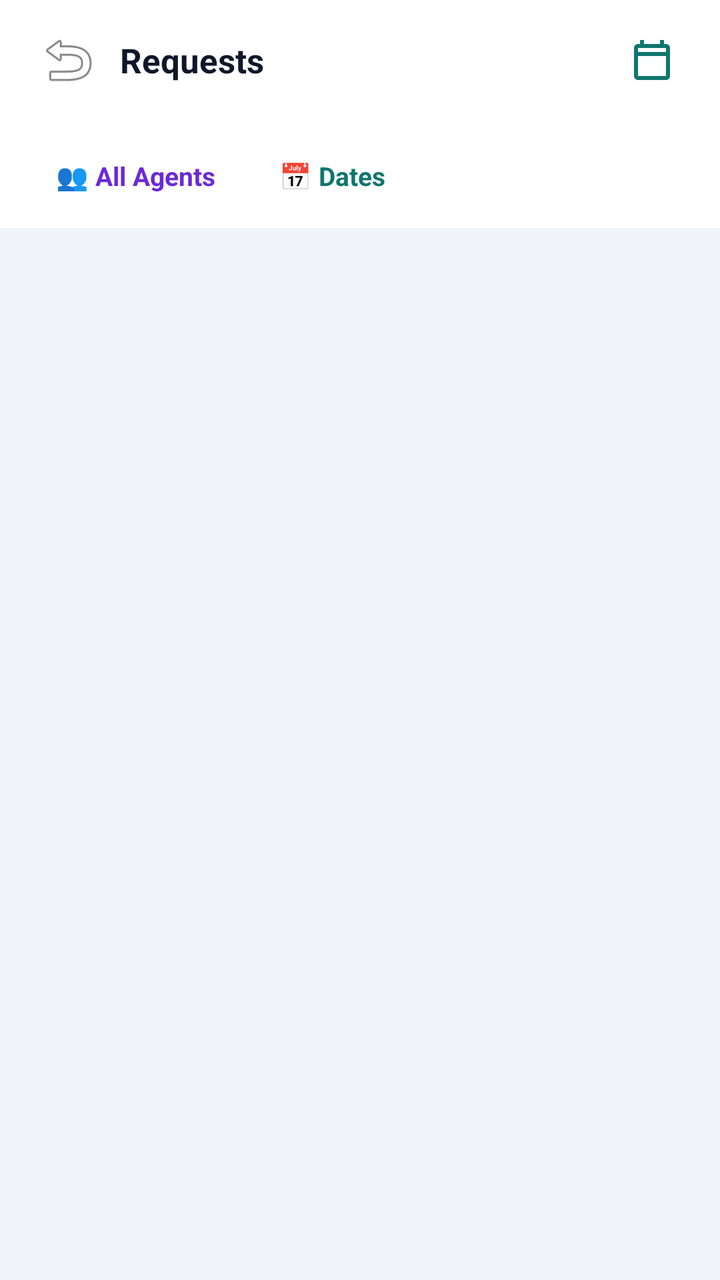
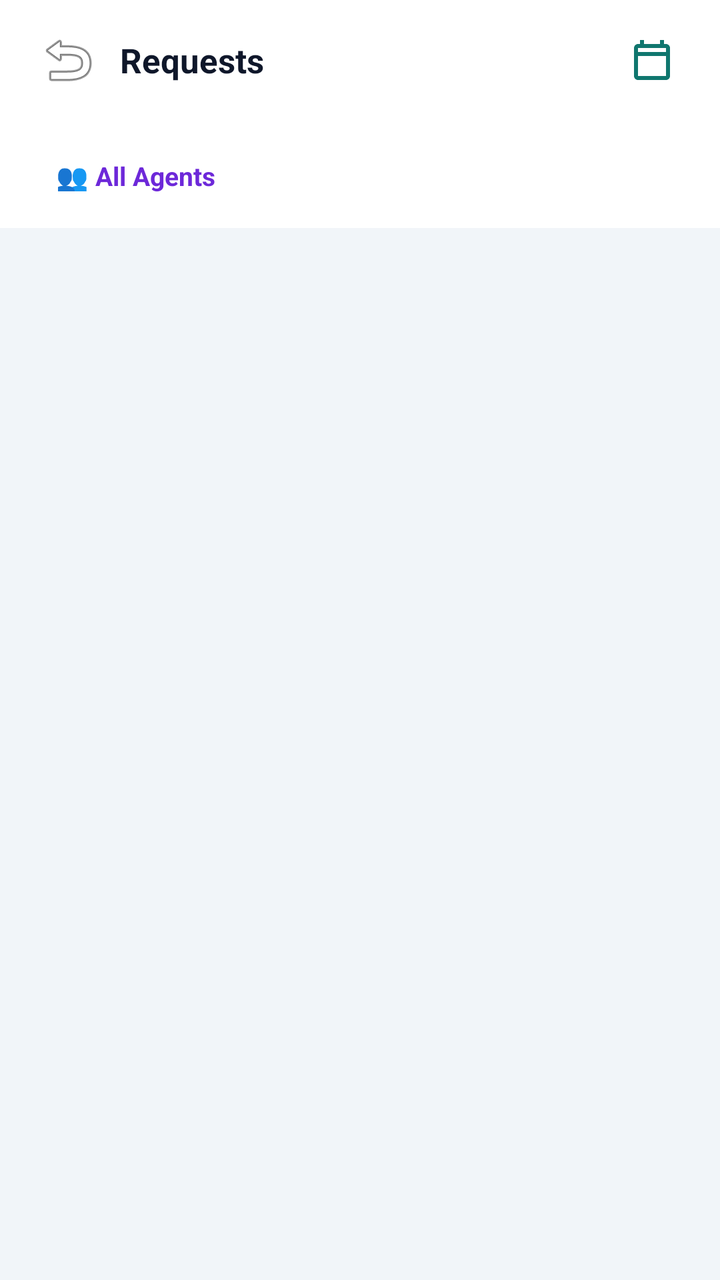

An Android layout rendered at two revisions. The XML below is the earlier revision; the diff shows what the commit changed to produce the second picture.
<!-- AndroidManifest.xml: application theme Theme.DataBridge -->
<!-- res/layout/fragment_petty_cash_pending_settlement.xml -->
<?xml version="1.0" encoding="utf-8"?>
<FrameLayout
    xmlns:android="http://schemas.android.com/apk/res/android"
    xmlns:app="http://schemas.android.com/apk/res-auto"
    android:layout_width="match_parent"
    android:layout_height="match_parent">

    <FrameLayout
        android:layout_width="match_parent"
        android:layout_height="match_parent"
        android:background="#F1F5F9">

        <LinearLayout
            android:layout_width="match_parent"
            android:layout_height="match_parent"
            android:orientation="vertical">

            
            <LinearLayout
                android:layout_width="match_parent"
                android:layout_height="wrap_content"
                android:orientation="horizontal"
                android:gravity="center_vertical"
                android:paddingHorizontal="16dp"
                android:paddingVertical="12dp"
                android:background="#FFFFFF">

                <ImageButton
                    android:id="@+id/btnPcPendingBack"
                    android:layout_width="36dp"
                    android:layout_height="36dp"
                    android:src="@android:drawable/ic_menu_revert"
                    android:background="?attr/selectableItemBackgroundBorderless"
                    android:contentDescription="Back" />

                <TextView
                    android:id="@+id/tvPcPendingTitle"
                    android:layout_width="0dp"
                    android:layout_weight="1"
                    android:layout_height="wrap_content"
                    android:text="Requests"
                    android:textSize="17sp"
                    android:textStyle="bold"
                    android:textColor="#0F172A"
                    android:layout_marginStart="8dp" />

                <ImageButton
                    android:id="@+id/btnPcPendingCalendar"
                    android:layout_width="36dp"
                    android:layout_height="36dp"
                    android:src="@drawable/ic_calendar"
                    android:background="?attr/selectableItemBackgroundBorderless"
                    android:contentDescription="Filter by date" />
            </LinearLayout>

            
            <HorizontalScrollView
                android:layout_width="match_parent"
                android:layout_height="wrap_content"
                android:background="#FFFFFF"
                android:scrollbars="none"
                android:overScrollMode="ifContentScrolls">

                <LinearLayout
                    android:id="@+id/layoutPcPendingTabs"
                    android:layout_width="wrap_content"
                    android:layout_height="wrap_content"
                    android:orientation="horizontal"
                    android:paddingHorizontal="12dp"
                    android:paddingBottom="10dp" />
            </HorizontalScrollView>

            
            <LinearLayout
                android:layout_width="match_parent"
                android:layout_height="wrap_content"
                android:orientation="horizontal"
                android:gravity="center_vertical"
                android:background="#FFFFFF"
                android:paddingHorizontal="16dp"
                android:paddingBottom="8dp">

                <TextView
                    android:id="@+id/tvPcPendingAgent"
                    android:layout_width="wrap_content"
                    android:layout_height="36dp"
                    android:gravity="center_vertical"
                    android:text="👥 All Agents"
                    android:textSize="13sp"
                    android:textStyle="bold"
                    android:textColor="#6D28D9"
                    android:background="@drawable/bg_pc_tab_inactive"
                    android:paddingHorizontal="12dp" />

                <TextView
                    android:id="@+id/tvPcPendingDate"
                    android:layout_width="wrap_content"
                    android:layout_height="36dp"
                    android:gravity="center_vertical"
                    android:text="📅 Dates"
                    android:textSize="13sp"
                    android:textStyle="bold"
                    android:textColor="#0F766E"
                    android:background="@drawable/bg_pc_tab_inactive"
                    android:paddingHorizontal="12dp"
                    android:layout_marginStart="8dp" />

                <TextView
                    android:id="@+id/tvPcPendingSelectMode"
                    android:layout_width="wrap_content"
                    android:layout_height="36dp"
                    android:gravity="center_vertical"
                    android:text="☑ Select"
                    android:textSize="13sp"
                    android:textStyle="bold"
                    android:textColor="#059669"
                    android:paddingHorizontal="10dp"
                    android:visibility="gone" />

                <TextView
                    android:id="@+id/tvPcPendingSelectAll"
                    android:layout_width="wrap_content"
                    android:layout_height="36dp"
                    android:gravity="center_vertical"
                    android:text="Select all"
                    android:textSize="13sp"
                    android:textStyle="bold"
                    android:textColor="#059669"
                    android:paddingHorizontal="10dp"
                    android:visibility="gone" />

                <TextView
                    android:id="@+id/tvPcPendingSummary"
                    android:layout_width="0dp"
                    android:layout_weight="1"
                    android:layout_height="wrap_content"
                    android:gravity="end"
                    android:textSize="12sp"
                    android:textColor="#64748B" />
            </LinearLayout>

            <ProgressBar
                android:id="@+id/pbPcPendingLoading"
                android:layout_width="wrap_content"
                android:layout_height="wrap_content"
                android:layout_gravity="center"
                android:layout_marginTop="60dp"
                android:visibility="gone" />

            <LinearLayout
                android:id="@+id/layoutPcPendingError"
                android:layout_width="match_parent"
                android:layout_height="wrap_content"
                android:orientation="vertical"
                android:gravity="center"
                android:padding="24dp"
                android:visibility="gone">

                <TextView
                    android:id="@+id/tvPcPendingError"
                    android:layout_width="wrap_content"
                    android:layout_height="wrap_content"
                    android:textColor="#B91C1C"
                    android:gravity="center" />

                <Button
                    android:id="@+id/btnPcPendingRetry"
                    android:layout_width="wrap_content"
                    android:layout_height="wrap_content"
                    android:layout_marginTop="12dp"
                    android:text="Retry"
                    android:textAllCaps="false" />
            </LinearLayout>

            <ScrollView
                android:id="@+id/scrollPcPendingList"
                android:layout_width="match_parent"
                android:layout_height="0dp"
                android:layout_weight="1"
                android:fillViewport="true"
                android:clipToPadding="false"
                android:paddingBottom="16dp">

                <LinearLayout
                    android:id="@+id/layoutPcPendingList"
                    android:layout_width="match_parent"
                    android:layout_height="wrap_content"
                    android:orientation="vertical"
                    android:paddingHorizontal="16dp"
                    android:paddingTop="12dp" />
            </ScrollView>

            
            <LinearLayout
                android:id="@+id/layoutPcBulkBar"
                android:layout_width="match_parent"
                android:layout_height="wrap_content"
                android:orientation="horizontal"
                android:gravity="center_vertical"
                android:background="#FFFFFF"
                android:elevation="8dp"
                android:paddingHorizontal="16dp"
                android:paddingVertical="10dp"
                android:visibility="gone">

                <TextView
                    android:id="@+id/tvPcBulkSummary"
                    android:layout_width="0dp"
                    android:layout_weight="1"
                    android:layout_height="wrap_content"
                    android:textSize="13sp"
                    android:textStyle="bold"
                    android:textColor="#0F172A" />

                <TextView
                    android:id="@+id/btnPcBulkCancel"
                    android:layout_width="wrap_content"
                    android:layout_height="40dp"
                    android:gravity="center"
                    android:text="Cancel"
                    android:textSize="13sp"
                    android:textStyle="bold"
                    android:textColor="#374151"
                    android:backgroundTint="#F3F4F6"
                    android:paddingHorizontal="14dp"
                    android:layout_marginEnd="8dp" />

                <TextView
                    android:id="@+id/btnPcBulkUpdate"
                    android:layout_width="wrap_content"
                    android:layout_height="40dp"
                    android:gravity="center"
                    android:text="Update"
                    android:textSize="13sp"
                    android:textStyle="bold"
                    android:textColor="#FFFFFF"
                    android:background="@drawable/bg_action_button_green"
                    android:paddingHorizontal="18dp" />
            </LinearLayout>

        </LinearLayout>
    </FrameLayout>
</FrameLayout>
<!-- resources referenced by this layout -->
<resources>
  <!-- drawable bg_action_button_green (drawable) -->
  <?xml version="1.0" encoding="utf-8"?>
  <shape xmlns:android="http://schemas.android.com/apk/res/android" android:shape="rectangle">
      <corners android:radius="8dp" />
      <gradient
          android:startColor="#10b981"
          android:endColor="#059669"
          android:angle="135" />
  </shape>
  <!-- drawable bg_pc_tab_inactive (drawable) -->
  <?xml version="1.0" encoding="utf-8"?>
  <shape xmlns:android="http://schemas.android.com/apk/res/android"
      android:shape="rectangle">
      <solid android:color="#00000000" />
      <corners android:radius="10dp" />
  </shape>
  <!-- drawable ic_calendar (drawable) -->
  <vector xmlns:android="http://schemas.android.com/apk/res/android"
      android:width="24dp"
      android:height="24dp"
      android:viewportWidth="24"
      android:viewportHeight="24">
      <path
          android:fillColor="#0F766E"
          android:pathData="M19,4h-1L18,2h-2v2L8,4L8,2L6,2v2L5,4c-1.11,0 -1.99,0.9 -1.99,2L3,20c0,1.1 0.89,2 2,2h14c1.1,0 2,-0.9 2,-2L21,6c0,-1.1 -0.9,-2 -2,-2zM19,20L5,20L5,10h14v10zM5,8L5,6h14v2L5,8z" />
  </vector>
  <style name="Theme.DataBridge" parent="Theme.MaterialComponents.DayNight.NoActionBar">
      <item name="colorPrimary">#00d4ff</item>
      <item name="colorPrimaryVariant">#16213e</item>
      <item name="colorOnPrimary">#ffffff</item>
      <item name="colorSecondary">#00d4ff</item>
      <item name="android:statusBarColor">#1a1a2e</item>
  </style>
</resources>

<!-- the commit's change to res/layout/fragment_petty_cash_pending_settlement.xml (unified diff, before → after) -->
@@ -91,19 +91,6 @@
                     android:textColor="#6D28D9"
                     android:background="@drawable/bg_pc_tab_inactive"
                     android:paddingHorizontal="12dp" />
-
-                <TextView
-                    android:id="@+id/tvPcPendingDate"
-                    android:layout_width="wrap_content"
-                    android:layout_height="36dp"
-                    android:gravity="center_vertical"
-                    android:text="📅 Dates"
-                    android:textSize="13sp"
-                    android:textStyle="bold"
-                    android:textColor="#0F766E"
-                    android:background="@drawable/bg_pc_tab_inactive"
-                    android:paddingHorizontal="12dp"
-                    android:layout_marginStart="8dp" />
 
                 <TextView
                     android:id="@+id/tvPcPendingSelectMode"
